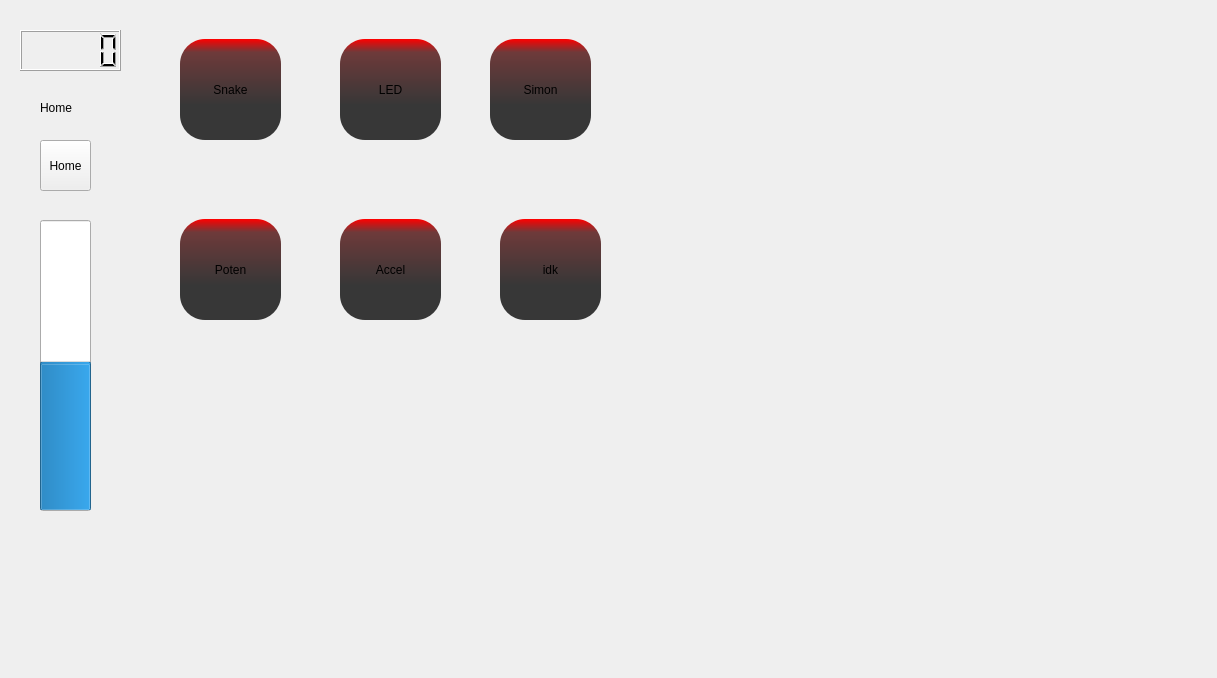
Qt form QtMENnette/MainWindow.ui (LuluLePerdu/P11_MENnette) before a commit.
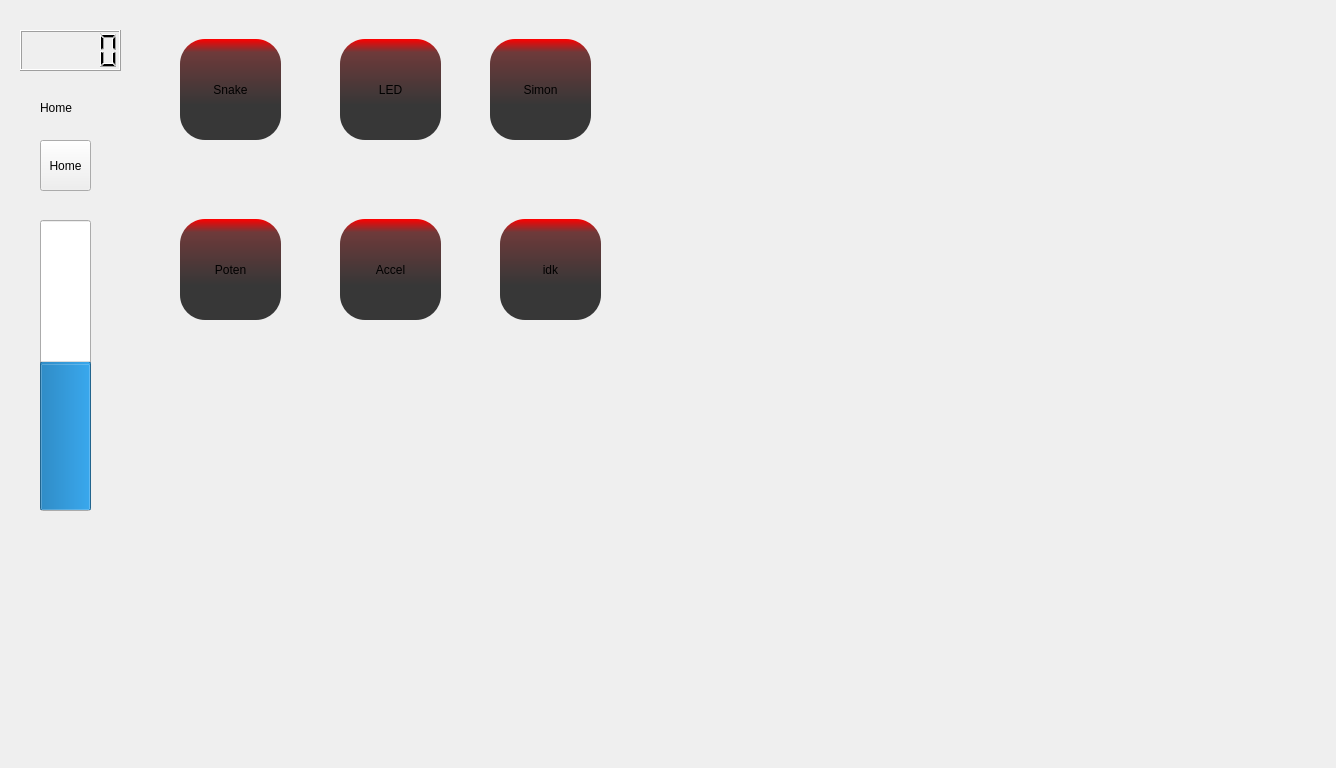
The same form after that commit. The open tabs and pages were chosen to show the change.

The edit to the form file:
```diff
--- a/QtMENnette/MainWindow.ui
+++ b/QtMENnette/MainWindow.ui
@@ -6,8 +6,8 @@
    <rect>
     <x>0</x>
     <y>0</y>
-    <width>1217</width>
-    <height>678</height>
+    <width>1336</width>
+    <height>768</height>
    </rect>
   </property>
   <property name="windowTitle">
```
Left out of the diff: 2 changed lines with no effect on the pictures.
